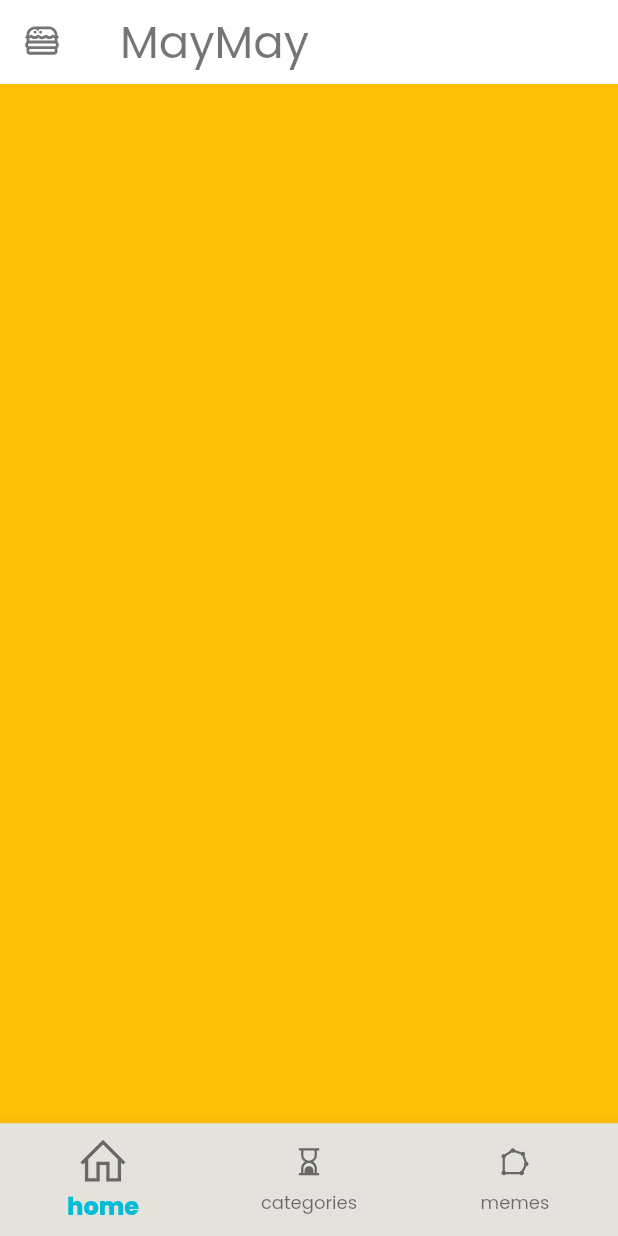
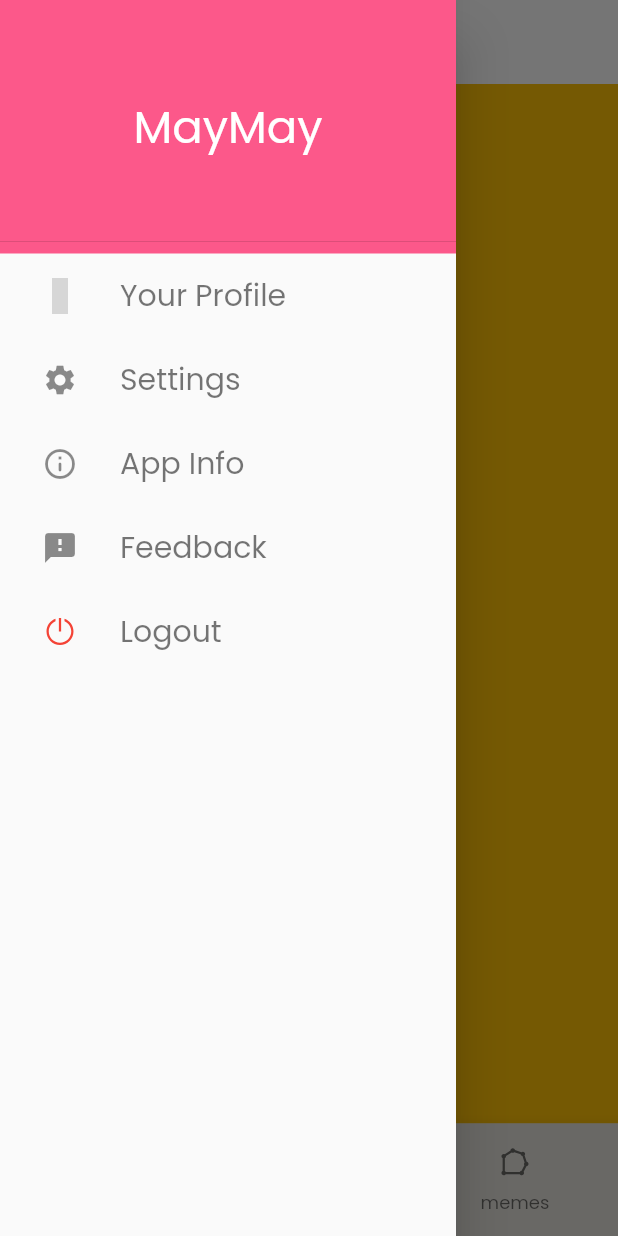
Before and after one commit to dwvicy/memeapp, a Flutter app: the screen it shows after launch, with the side drawer open (before the commit the screen has no drawer), on a phone screen of 412 x 824 dp. Run offline on Flutter 3.47's test engine with Material 2 defaults, Android fonts, the phone set to English and light mode, and no system bars; our stand-ins replace line_icons; grey boxes are pictures that could not be loaded.

Commit message:
feat: add drawer

```diff
--- /dev/null
+++ b/lib/constants/drawer.dart
@@ -0,0 +1,93 @@
+import 'package:flutter/material.dart';
+import 'package:flutter/cupertino.dart';
+import 'package:line_icons/line_icons.dart';
+import 'package:memeapp/constants/AppTheme.dart';
+
+class CustomDrawer extends StatefulWidget {
+  @override
+  _CustomDrawerState createState() => _CustomDrawerState();
+}
+
+class _CustomDrawerState extends State<CustomDrawer> {
+  @override
+  Widget build(BuildContext context) {
+    return Drawer(
+      child: ListView(
+        children: [
+          Container(
+            decoration: BoxDecoration(color: AppTheme.pinky),
+            child: DrawerHeader(
+                child: Center(
+              child: Text(
+                'MayMay',
+                style: TextStyle(
+                    fontSize: 30, fontFamily: 'Poppins', color: Colors.white),
+              ),
+            )),
+          ),
+          ListTile(
+            leading: IconButton(
+              icon: Icon(LineIcons.personEnteringBooth),
+              onPressed: () {},
+            ),
+            title: Text(
+              'Your Profile',
+              style: TextStyle(
+                  fontSize: 20, fontFamily: 'Poppins', color: Colors.black54),
+            ),
+          ),
+          ListTile(
+            leading: IconButton(
+              icon: Icon(Icons.settings),
+              onPressed: () {},
+            ),
+            title: Text(
+              'Settings',
+              style: TextStyle(
+                  fontSize: 20, fontFamily: 'Poppins', color: Colors.black54),
+            ),
+          ),
+          ListTile(
+            leading: IconButton(
+              icon: Icon(Icons.info_outline_rounded),
+              onPressed: () {},
+            ),
+            title: Text(
+              'App Info',
+              style: TextStyle(
+                  fontSize: 20, fontFamily: 'Poppins', color: Colors.black54),
+            ),
+          ),
+          ListTile(
+            leading: IconButton(
+              icon: Icon(Icons.feedback),
+              onPressed: () {},
+            ),
+            title: Text(
+              'Feedback',
+              style: TextStyle(
+                  fontSize: 20, fontFamily: 'Poppins', color: Colors.black54),
+            ),
+          ),
+          ListTile(
+            leading: IconButton(
+              icon: Icon(
+                LineIcons.powerOff,
+                color: Colors.red,
+              ),
+              onPressed: () {},
+            ),
+            title: Text(
+              'Logout',
+              style: TextStyle(
+                fontSize: 20,
+                fontFamily: 'Poppins',
+                color: Colors.black54,
+              ),
+            ),
+          ),
+        ],
+      ),
+    );
+  }
+}
--- a/lib/nav.dart
+++ b/lib/nav.dart
@@ -3,6 +3,7 @@ import 'package:flutter/material.dart';
 import 'package:flutter/cupertino.dart';
 import 'package:line_icons/line_icons.dart';
 import 'package:memeapp/constants/AppTheme.dart';
+import 'package:memeapp/constants/drawer.dart';
 import 'package:memeapp/screens/addMemes.dart';
 import 'package:memeapp/screens/anotherPage.dart';
 import 'package:memeapp/screens/categories.dart';
@@ -84,10 +85,11 @@ class _NavPageState extends State<NavPage> {
   @override
   Widget build(BuildContext context) {
     return Scaffold(
+      drawer: CustomDrawer(),
       backgroundColor: Colors.white,
       appBar: AppBar(
         // leading: Container(),
-        leading: Icon(LineIcons.hamburger),
+        // leading: Icon(LineIcons.hamburger),
         title: Padding(
             padding: const EdgeInsets.all(8.0),
             child: Text(
```
